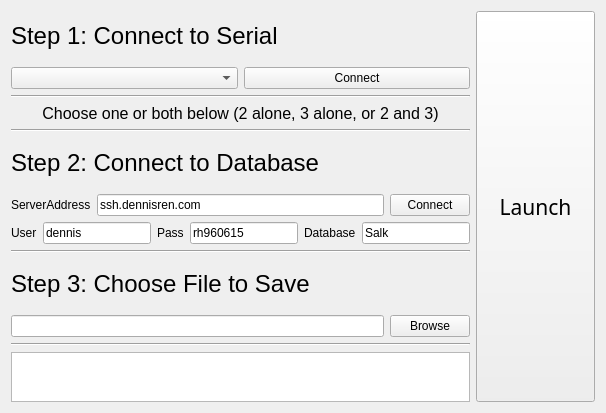
First picture: the form in luncherUI.ui, repository Salk-Shtrahman/Temporal, before the edit.
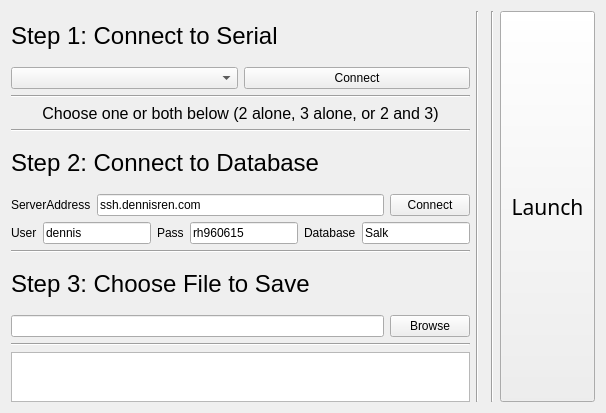
Second picture: the form after the edit.

```diff
--- a/luncherUI.ui
+++ b/luncherUI.ui
@@ -14,6 +14,13 @@
    <string>Behavior Luncher</string>
   </property>
   <layout class="QGridLayout" name="gridLayout_2">
+   <item row="0" column="1">
+    <widget class="Line" name="line_5">
+     <property name="orientation">
+      <enum>Qt::Vertical</enum>
+     </property>
+    </widget>
+   </item>
    <item row="0" column="0">
     <layout class="QGridLayout" name="gridLayout">
      <item row="0" column="0">
@@ -218,7 +225,7 @@
      </item>
     </layout>
    </item>
-   <item row="0" column="1">
+   <item row="0" column="4">
     <widget class="QPushButton" name="lunchButton">
      <property name="sizePolicy">
       <sizepolicy hsizetype="MinimumExpanding" vsizetype="MinimumExpanding">
@@ -243,6 +250,16 @@
      </property>
     </widget>
    </item>
+   <item row="0" column="2">
+    <widget class="QWidget" name="settingsWidget" native="true"/>
+   </item>
+   <item row="0" column="3">
+    <widget class="Line" name="line_6">
+     <property name="orientation">
+      <enum>Qt::Vertical</enum>
+     </property>
+    </widget>
+   </item>
   </layout>
  </widget>
  <resources/>
```
